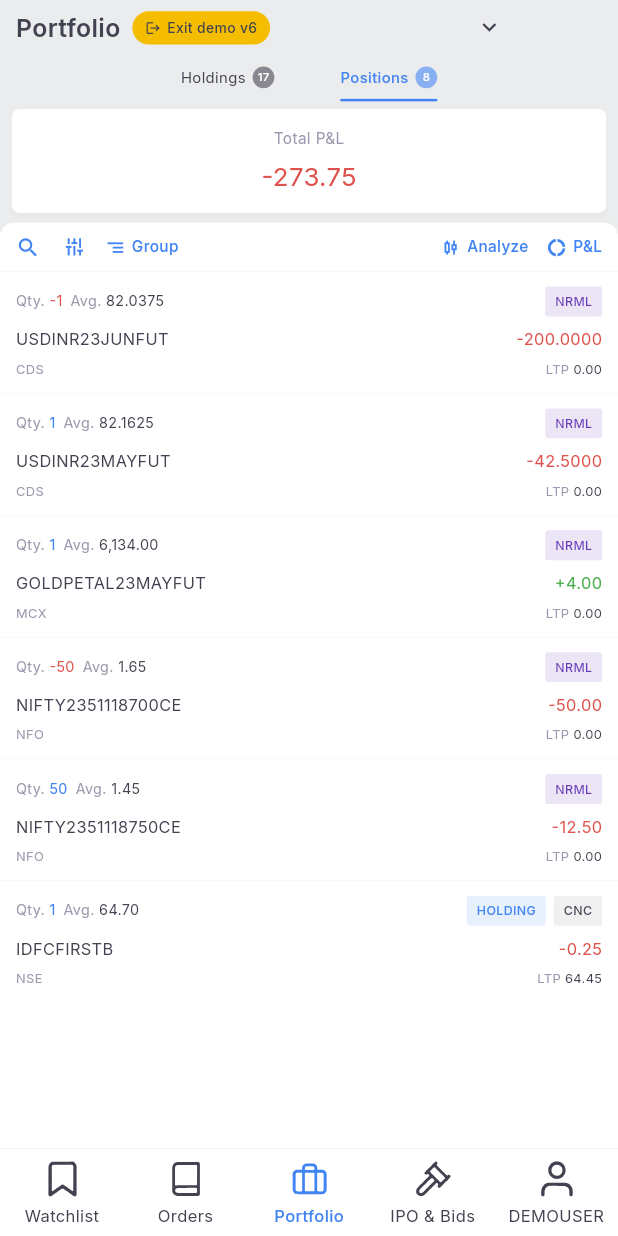
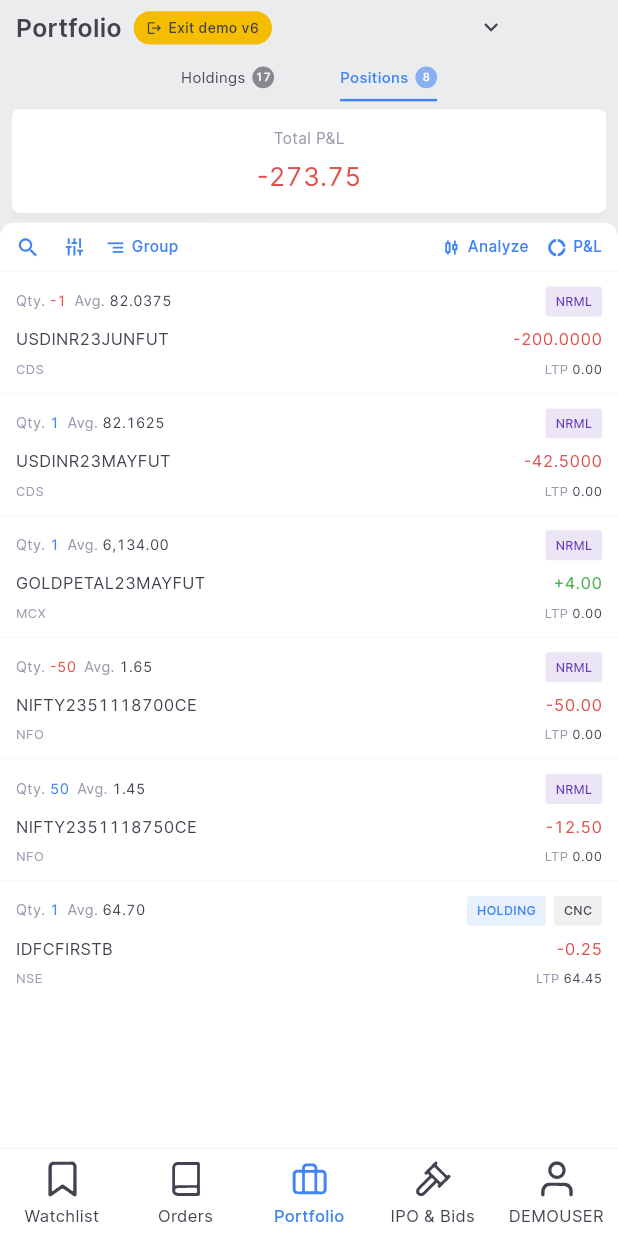
Before and after one commit to Writerw/stock-trading-ui, a Flutter app: the screen it shows after launch, item 3 of the bottom bar chosen, after a tap on "Positions", on a phone screen of 412 x 824 dp. Run offline on Flutter 3.47's test engine with Material 3 defaults, Android fonts, the phone set to English and light mode, and no system bars; our stand-ins replace flutter_svg.

Commit message:
Bundle Inter (tabular figures), add CI render harness [render]
- Kite uses Inter with tabular figures (verified from screenshot word
  proportions). Bundle Inter TTFs (SIL OFL) instead of downloading via
  google_fonts at runtime: works offline and in render tests.
- Central inter() text style helper; theme default font Inter.
- test/render_test.dart renders every screen at reference-phone metrics;
  render.yml publishes PNGs + analyzer/test logs to the 'renders' branch.
- MyApp/HomeScreen/PortfolioScreen accept initial screen/tab for rendering.

Co-Authored-By: Claude Opus 5.5 <noreply@anthropic.com>
Claude-Session: https://claude.ai/code/session_01TaJjXVjmkRnnBDYEh9LWe4

```diff
--- a/lib/main.dart
+++ b/lib/main.dart
@@ -13,7 +13,10 @@ void main() {
 }
 
 class MyApp extends StatelessWidget {
-  const MyApp({super.key});
+  /// initialIndex / portfolioTab let the render tests open any screen directly.
+  final int initialIndex;
+  final int portfolioTab;
+  const MyApp({super.key, this.initialIndex = 0, this.portfolioTab = 0});
 
   @override
   Widget build(BuildContext context) {
@@ -27,20 +30,22 @@ class MyApp extends StatelessWidget {
       title: 'Stock Trading App',
       debugShowCheckedModeBanner: false,
       theme: AppTheme.lightTheme,
-      home: const HomeScreen(),
+      home: HomeScreen(initialIndex: initialIndex, portfolioTab: portfolioTab),
     );
   }
 }
 
 class HomeScreen extends StatefulWidget {
-  const HomeScreen({super.key});
+  final int initialIndex;
+  final int portfolioTab;
+  const HomeScreen({super.key, this.initialIndex = 0, this.portfolioTab = 0});
 
   @override
   State<HomeScreen> createState() => _HomeScreenState();
 }
 
 class _HomeScreenState extends State<HomeScreen> {
-  int _currentIndex = 0;
+  late int _currentIndex = widget.initialIndex;
 
   static const Color _inactiveColor = Color(0xFF424250); // exact grey from the Kite screenshot
 
@@ -69,10 +74,10 @@ class _HomeScreenState extends State<HomeScreen> {
     );
   }
 
-  final List<Widget> _screens = [
+  late final List<Widget> _screens = [
     const WatchlistScreen(),
     const OrdersScreen(),
-    const PortfolioScreen(),
+    PortfolioScreen(initialTab: widget.portfolioTab),
     const IpoScreen(),
     const AccountScreen(),
   ];
--- a/lib/screens/portfolio_screen.dart
+++ b/lib/screens/portfolio_screen.dart
@@ -1,19 +1,20 @@
 import 'package:flutter/material.dart';
-import 'package:google_fonts/google_fonts.dart';
+import '../theme/kite_text.dart';
 import '../data/portfolio_data.dart';
 import '../theme/app_theme.dart';
 import '../widgets/kite_app_bar.dart';
 import '../widgets/kite_tabs.dart';
 
 class PortfolioScreen extends StatefulWidget {
-  const PortfolioScreen({super.key});
+  final int initialTab;
+  const PortfolioScreen({super.key, this.initialTab = 0});
 
   @override
   State<PortfolioScreen> createState() => _PortfolioScreenState();
 }
 
 class _PortfolioScreenState extends State<PortfolioScreen> {
-  int _tab = 0; // 0 = Holdings, 1 = Positions
+  late int _tab = widget.initialTab; // 0 = Holdings, 1 = Positions
 
   @override
   Widget build(BuildContext context) {
@@ -81,7 +82,7 @@ class _PortfolioScreenState extends State<PortfolioScreen> {
   }
 
   TextStyle _label() =>
-      GoogleFonts.inter(fontSize: 10.23, color: AppTheme.metaGrey);
+      inter(fontSize: 10.23, color: AppTheme.metaGrey);
 
   // ───────────────────────── HOLDINGS ─────────────────────────
   Widget _holdings() {
@@ -98,7 +99,7 @@ class _PortfolioScreenState extends State<PortfolioScreen> {
                     Text('Invested', style: _label()),
                     const SizedBox(height: 3.96),
                     Text(holdingsInvested,
-                        style: GoogleFonts.inter(
+                        style: inter(
                             fontSize: 15.84, color: AppTheme.textPrimary)),
                   ],
                 ),
@@ -109,7 +110,7 @@ class _PortfolioScreenState extends State<PortfolioScreen> {
                     Text('Current', style: _label()),
                     const SizedBox(height: 3.96),
                     Text(holdingsCurrent,
-                        style: GoogleFonts.inter(
+                        style: inter(
                             fontSize: 15.84, color: AppTheme.textPrimary)),
                   ],
                 ),
@@ -123,7 +124,7 @@ class _PortfolioScreenState extends State<PortfolioScreen> {
                 Text('P&L', style: _label()),
                 const Spacer(),
                 Text(holdingsPnl,
-                    style: GoogleFonts.inter(
+                    style: inter(
                         fontSize: 13.2, color: AppTheme.green)),
                 const SizedBox(width: 7.92),
                 Container(
@@ -132,7 +133,7 @@ class _PortfolioScreenState extends State<PortfolioScreen> {
                       color: AppTheme.pillGreenBg,
                       borderRadius: BorderRadius.circular(3.96)),
                   child: Text(holdingsPnlPct,
-                      style: GoogleFonts.inter(
+                      style: inter(
                           fontSize: 9.24, color: AppTheme.green)),
                 ),
               ],
@@ -160,15 +161,15 @@ class _PortfolioScreenState extends State<PortfolioScreen> {
             child: Row(
               children: [
                 Text("Day's P&L",
-                    style: GoogleFonts.inter(
+                    style: inter(
                         fontSize: 10.56, color: AppTheme.textPrimary)),
                 const Spacer(),
                 Text(holdingsDayPnl,
-                    style: GoogleFonts.inter(
+                    style: inter(
                         fontSize: 10.56, color: AppTheme.red)),
                 const SizedBox(width: 10.56),
                 Text(holdingsDayPct,
-                    style: GoogleFonts.inter(
+                    style: inter(
                         fontSize: 10.56, color: AppTheme.red)),
               ],
             ),
@@ -197,7 +198,7 @@ class _PortfolioScreenState extends State<PortfolioScreen> {
             child: Row(
               children: [
                 Text('Equity',
-                    style: GoogleFonts.inter(
+                    style: inter(
                         fontSize: 9.9, color: AppTheme.textPrimary)),
                 const SizedBox(width: 1.98),
                 const Icon(Icons.keyboard_arrow_down,
@@ -225,7 +226,7 @@ class _PortfolioScreenState extends State<PortfolioScreen> {
             children: [
               Expanded(child: _qtyAvg(h.qty, h.avg, colorQty: false)),
               Text('${h.pnlPct >= 0 ? '+' : ''}${h.pnlPct.toStringAsFixed(2)}%',
-                  style: GoogleFonts.inter(fontSize: 9.57, color: c)),
+                  style: inter(fontSize: 9.57, color: c)),
             ],
           ),
           const SizedBox(height: 6.6),
@@ -233,11 +234,11 @@ class _PortfolioScreenState extends State<PortfolioScreen> {
             children: [
               Expanded(
                 child: Text(h.symbol,
-                    style: GoogleFonts.inter(
+                    style: inter(
                         fontSize: 10.89, color: AppTheme.textPrimary)),
               ),
               Text(h.pnlAbs,
-                  style: GoogleFonts.inter(fontSize: 10.89, color: c)),
+                  style: inter(fontSize: 10.89, color: c)),
             ],
           ),
           const SizedBox(height: 5.94),
@@ -245,21 +246,21 @@ class _PortfolioScreenState extends State<PortfolioScreen> {
             children: [
               Expanded(
                 child: Text('Invested ${h.invested}',
-                    style: GoogleFonts.inter(
+                    style: inter(
                         fontSize: 8.58, color: AppTheme.metaGrey)),
               ),
               Text.rich(TextSpan(children: [
                 TextSpan(
                     text: 'LTP ',
-                    style: GoogleFonts.inter(
+                    style: inter(
                         fontSize: 8.58, color: AppTheme.metaGrey)),
                 TextSpan(
                     text: '${h.ltp} ',
-                    style: GoogleFonts.inter(
+                    style: inter(
                         fontSize: 8.58, color: AppTheme.textPrimary)),
                 TextSpan(
                     text: h.ltpPct,
-                    style: GoogleFonts.inter(
+                    style: inter(
                         fontSize: 8.58, color: AppTheme.metaGrey)),
               ])),
             ],
@@ -278,7 +279,7 @@ class _PortfolioScreenState extends State<PortfolioScreen> {
             Text('Total P&L', style: _label()),
             const SizedBox(height: 5.28),
             Text(positionsTotalPnl,
-                style: GoogleFonts.inter(fontSize: 17.16, color: AppTheme.red)),
+                style: inter(fontSize: 17.16, color: AppTheme.red)),
           ],
         ),
       ),
@@ -339,11 +340,11 @@ class _PortfolioScreenState extends State<PortfolioScreen> {
             children: [
               Expanded(
                 child: Text(p.symbol,
-                    style: GoogleFonts.inter(
+                    style: inter(
                         fontSize: 10.89, color: AppTheme.textPrimary)),
               ),
               Text(p.pnl,
-                  style: GoogleFonts.inter(fontSize: 10.89, color: c)),
+                  style: inter(fontSize: 10.89, color: c)),
             ],
           ),
           const SizedBox(height: 5.94),
@@ -351,17 +352,17 @@ class _PortfolioScreenState extends State<PortfolioScreen> {
             children: [
               Expanded(
                 child: Text(p.exchange,
-                    style: GoogleFonts.inter(
+                    style: inter(
                         fontSize: 8.58, color: AppTheme.metaGrey)),
               ),
               Text.rich(TextSpan(children: [
                 TextSpan(
                     text: 'LTP ',
-                    style: GoogleFonts.inter(
+                    style: inter(
                         fontSize: 8.58, color: AppTheme.metaGrey)),
                 TextSpan(
                     text: p.ltp,
-                    style: GoogleFonts.inter(
+                    style: inter(
                         fontSize: 8.58, color: AppTheme.textPrimary)),
               ])),
             ],
@@ -378,14 +379,14 @@ class _PortfolioScreenState extends State<PortfolioScreen> {
         : (qty < 0 ? AppTheme.red : AppTheme.blue);
     return Row(
       children: [
-        Text('Qty. ', style: GoogleFonts.inter(fontSize: 9.57, color: AppTheme.metaGrey)),
-        Text('$qty', style: GoogleFonts.inter(fontSize: 9.57, color: qtyColor)),
+        Text('Qty. ', style: inter(fontSize: 9.57, color: AppTheme.metaGrey)),
+        Text('$qty', style: inter(fontSize: 9.57, color: qtyColor)),
         const SizedBox(width: 5.28),
         if (!colorQty) ...[
-          Text('• ', style: GoogleFonts.inter(fontSize: 9.57, color: AppTheme.metaGrey)),
+          Text('• ', style: inter(fontSize: 9.57, color: AppTheme.metaGrey)),
         ],
-        Text('Avg. ', style: GoogleFonts.inter(fontSize: 9.57, color: AppTheme.metaGrey)),
-        Text(avg, style: GoogleFonts.inter(fontSize: 9.57, color: AppTheme.textPrimary)),
+        Text('Avg. ', style: inter(fontSize: 9.57, color: AppTheme.metaGrey)),
+        Text(avg, style: inter(fontSize: 9.57, color: AppTheme.textPrimary)),
       ],
     );
   }
@@ -415,7 +416,7 @@ class _PortfolioScreenState extends State<PortfolioScreen> {
       padding: const EdgeInsets.symmetric(horizontal: 6.6, vertical: 3.96),
       decoration: BoxDecoration(color: bg, borderRadius: BorderRadius.circular(1.98)),
       child: Text(text,
-          style: GoogleFonts.inter(
+          style: inter(
               fontSize: 8.25, fontWeight: FontWeight.w500, color: fg)),
     );
   }
@@ -426,7 +427,7 @@ class _PortfolioScreenState extends State<PortfolioScreen> {
         Icon(icon, size: 13.86, color: AppTheme.blue),
         const SizedBox(width: 3.96),
         Text(label,
-            style: GoogleFonts.inter(
+            style: inter(
                 fontSize: 10.23, fontWeight: FontWeight.w500, color: AppTheme.blue)),
       ],
     );
--- a/lib/screens/watchlist_screen.dart
+++ b/lib/screens/watchlist_screen.dart
@@ -1,5 +1,5 @@
 import 'package:flutter/material.dart';
-import 'package:google_fonts/google_fonts.dart';
+import '../theme/kite_text.dart';
 import '../data/dummy_data.dart';
 import '../theme/app_theme.dart';
 import '../widgets/kite_app_bar.dart';
@@ -102,13 +102,13 @@ class _WatchlistScreenState extends State<WatchlistScreen> {
               Expanded(
                 child: Text(
                   'Search & add',
-                  style: GoogleFonts.inter(
+                  style: inter(
                       fontSize: 10.23, color: AppTheme.searchHint),
                 ),
               ),
               Text(
                 '25/250',
-                style: GoogleFonts.inter(
+                style: inter(
                     fontSize: 9.57, color: AppTheme.searchHint),
               ),
               const SizedBox(width: 7.92),
@@ -141,7 +141,7 @@ class _WatchlistScreenState extends State<WatchlistScreen> {
           const SizedBox(width: 2.64),
           Text(
             'New group',
-            style: GoogleFonts.inter(
+            style: inter(
                 fontSize: 10.56, fontWeight: FontWeight.w500, color: AppTheme.blue),
           ),
         ],
@@ -165,14 +165,14 @@ class _WatchlistScreenState extends State<WatchlistScreen> {
                   children: [
                     Text(
                       'Default ',
-                      style: GoogleFonts.inter(
+                      style: inter(
                           fontSize: 9.9,
                           fontWeight: FontWeight.w600,
                           color: AppTheme.textPrimary),
                     ),
                     Text(
                       '(25)',
-                      style: GoogleFonts.inter(
+                      style: inter(
                           fontSize: 9.9,
                           fontWeight: FontWeight.w500,
                           color: AppTheme.textSecondary),
--- a/lib/theme/app_theme.dart
+++ b/lib/theme/app_theme.dart
@@ -1,5 +1,5 @@
 import 'package:flutter/material.dart';
-import 'package:google_fonts/google_fonts.dart';
+import 'kite_text.dart';
 
 class AppTheme {
   // ─── Colors sampled directly from the Kite watchlist screenshot ───
@@ -34,6 +34,7 @@ class AppTheme {
 
   static ThemeData get lightTheme {
     return ThemeData(
+      fontFamily: kFontFamily,
       brightness: Brightness.light,
       primaryColor: blue,
       scaffoldBackgroundColor: background,
@@ -42,7 +43,7 @@ class AppTheme {
       appBarTheme: AppBarTheme(
         backgroundColor: background,
         elevation: 0,
-        titleTextStyle: GoogleFonts.inter(
+        titleTextStyle: inter(
           fontSize: 18,
           fontWeight: FontWeight.w500,
           color: textPrimary,
@@ -50,10 +51,10 @@ class AppTheme {
         iconTheme: const IconThemeData(color: textPrimary),
       ),
       textTheme: TextTheme(
-        bodyLarge: GoogleFonts.inter(fontSize: 16, color: textPrimary),
-        bodyMedium: GoogleFonts.inter(fontSize: 14, color: textPrimary),
-        bodySmall: GoogleFonts.inter(fontSize: 12, color: textSecondary),
-        titleMedium: GoogleFonts.inter(fontSize: 14, fontWeight: FontWeight.w500, color: textPrimary),
+        bodyLarge: inter(fontSize: 16, color: textPrimary),
+        bodyMedium: inter(fontSize: 14, color: textPrimary),
+        bodySmall: inter(fontSize: 12, color: textSecondary),
+        titleMedium: inter(fontSize: 14, fontWeight: FontWeight.w500, color: textPrimary),
       ),
       cardTheme: const CardTheme(
         elevation: 0,
--- /dev/null
+++ b/lib/theme/kite_text.dart
@@ -0,0 +1,25 @@
+import 'dart:ui' show FontFeature;
+import 'package:flutter/material.dart';
+
+/// Kite's typeface is Inter with tabular (fixed-width) figures — verified by
+/// comparing word proportions in the Kite screenshots. The font is bundled in
+/// assets/fonts (SIL OFL), so it works offline and in render tests.
+const String kFontFamily = 'Inter';
+
+TextStyle inter({
+  double? fontSize,
+  FontWeight? fontWeight,
+  Color? color,
+  double? letterSpacing,
+  double? height,
+}) {
+  return TextStyle(
+    fontFamily: kFontFamily,
+    fontSize: fontSize,
+    fontWeight: fontWeight,
+    color: color,
+    letterSpacing: letterSpacing,
+    height: height,
+    fontFeatures: const [FontFeature.tabularFigures()],
+  );
+}
--- a/lib/widgets/kite_app_bar.dart
+++ b/lib/widgets/kite_app_bar.dart
@@ -1,5 +1,5 @@
 import 'package:flutter/material.dart';
-import 'package:google_fonts/google_fonts.dart';
+import '../theme/kite_text.dart';
 import '../theme/app_theme.dart';
 import '../version.dart';
 
@@ -21,7 +21,7 @@ class KiteAppBar extends StatelessWidget {
               title,
               maxLines: 1,
               overflow: TextOverflow.ellipsis,
-              style: GoogleFonts.inter(
+              style: inter(
                 fontSize: 16.5,
                 fontWeight: FontWeight.w600,
                 color: AppTheme.textPrimary,
@@ -42,7 +42,7 @@ class KiteAppBar extends StatelessWidget {
                 const SizedBox(width: 3.96),
                 Text(
                   'Exit demo $kBuildVersion',
-                  style: GoogleFonts.inter(
+                  style: inter(
                     fontSize: 9.24,
                     fontWeight: FontWeight.w500,
                     color: AppTheme.textPrimary,
--- a/lib/widgets/kite_tabs.dart
+++ b/lib/widgets/kite_tabs.dart
@@ -1,5 +1,5 @@
 import 'package:flutter/material.dart';
-import 'package:google_fonts/google_fonts.dart';
+import '../theme/kite_text.dart';
 import '../theme/app_theme.dart';
 
 class KiteTab {
@@ -78,7 +78,7 @@ class KiteTabs extends StatelessWidget {
                     children: [
                       Text(
                         t.label,
-                        style: GoogleFonts.inter(
+                        style: inter(
                           fontSize: 9.9,
                           fontWeight: sel ? FontWeight.w500 : FontWeight.w400,
                           color: sel ? AppTheme.blue : AppTheme.textPrimary,
@@ -119,7 +119,7 @@ class KiteTabs extends StatelessWidget {
       ),
       child: Text(
         '$n',
-        style: GoogleFonts.inter(
+        style: inter(
           fontSize: 7.59,
           fontWeight: FontWeight.w500,
           color: Colors.white,
--- a/lib/widgets/stock_tile.dart
+++ b/lib/widgets/stock_tile.dart
@@ -1,5 +1,5 @@
 import 'package:flutter/material.dart';
-import 'package:google_fonts/google_fonts.dart';
+import '../theme/kite_text.dart';
 import '../data/dummy_data.dart';
 import '../theme/app_theme.dart';
 
@@ -27,7 +27,7 @@ class StockTile extends StatelessWidget {
                 children: [
                   Text(
                     stock.symbol,
-                    style: GoogleFonts.inter(
+                    style: inter(
                       fontSize: 10.23,
                       fontWeight: FontWeight.w400,
                       color: AppTheme.textPrimary,
@@ -36,7 +36,7 @@ class StockTile extends StatelessWidget {
                   const SizedBox(height: 3.3),
                   Text(
                     stock.exchange,
-                    style: GoogleFonts.inter(
+                    style: inter(
                       fontSize: 6.93,
                       fontWeight: FontWeight.w500,
                       letterSpacing: 0.26,
@@ -52,7 +52,7 @@ class StockTile extends StatelessWidget {
               children: [
                 Text(
                   stock.ltpDisplay,
-                  style: GoogleFonts.inter(
+                  style: inter(
                     fontSize: 10.23,
                     fontWeight: FontWeight.w400,
                     color: priceColor,
@@ -61,7 +61,7 @@ class StockTile extends StatelessWidget {
                 const SizedBox(height: 3.3),
                 Text(
                   stock.changeDisplay,
-                  style: GoogleFonts.inter(
+                  style: inter(
                     fontSize: 8.25,
                     fontWeight: FontWeight.w400,
                     color: AppTheme.textPrimary,
```
Also changed, not shown: lib/screens/account_screen.dart (+8 -8 lines), lib/screens/ipo_screen.dart (+10 -10 lines), lib/screens/orders_screen.dart (+11 -11 lines), pubspec.yaml (+11 -1 lines), assets/fonts/Inter-Bold.ttf (added), assets/fonts/Inter-Medium.ttf (added), assets/fonts/Inter-Regular.ttf (added), assets/fonts/Inter-SemiBold.ttf (added), 3 other files.
